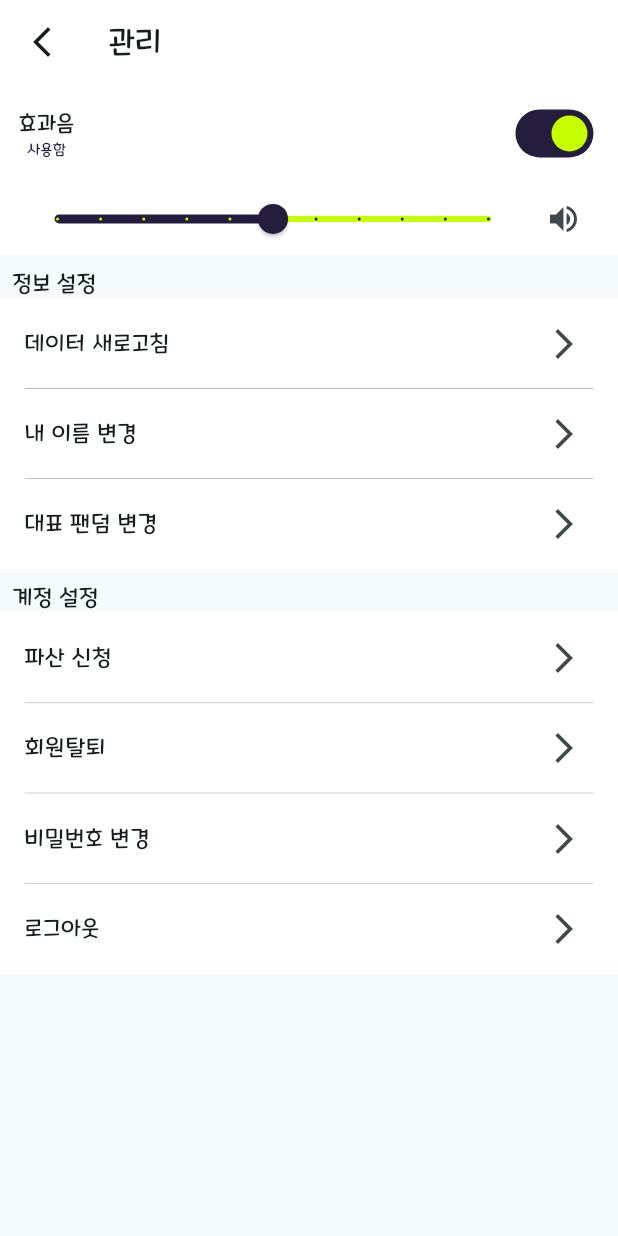
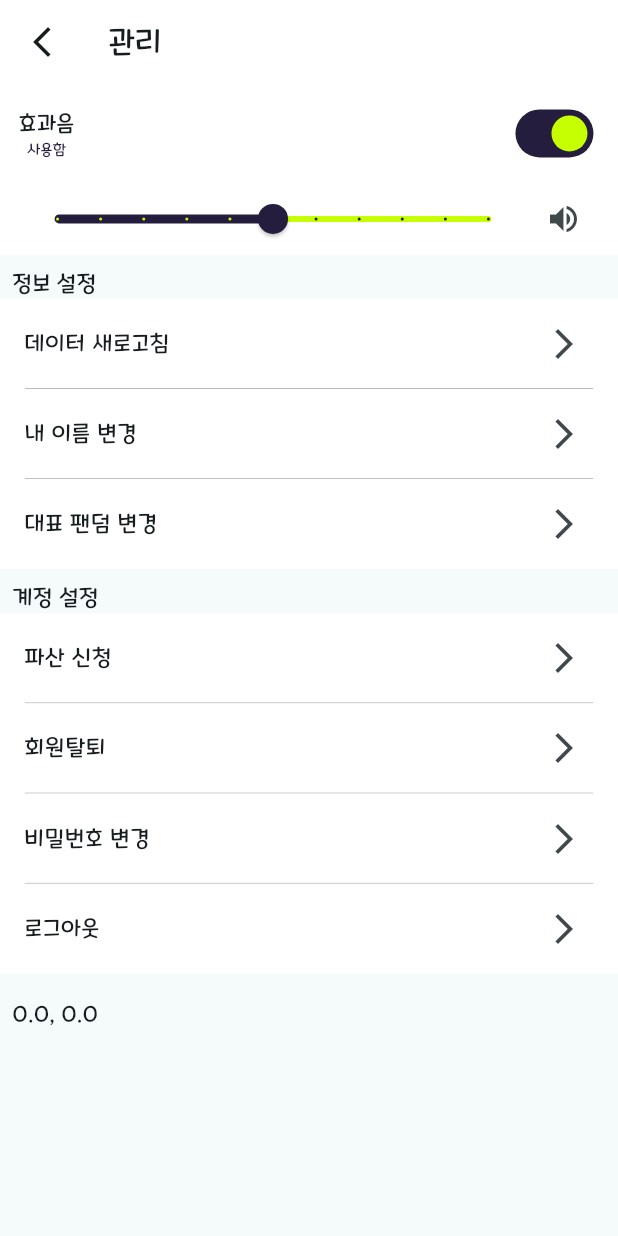
Before and after one commit to SseongWoo/SedolStock, a Flutter app: the SettingAppScreen screen opened directly, on a phone screen of 412 x 824 dp. Run offline on Flutter 3.47's test engine with Material 3 defaults, Android fonts, the phone set to English and light mode, and no system bars; our stand-ins replace auto_size_text, badges, fl_chart, flutter_dotenv, flutter_easyloading, flutter_secure_storage and 7 more; missing offline and left inert: desktop_window, horizontal_data_table, korean_profanity_filter, profanity_filter, store_redirect; accounts and stored records are empty; network calls fail.

Commit message:
Desktop update

```diff
--- a/lib/view/main/information/setting_app_screen.dart
+++ b/lib/view/main/information/setting_app_screen.dart
@@ -59,6 +59,8 @@ class SettingAppScreen extends StatelessWidget {
               ),
             ),
             SizedBox(height: screenSize.getHeightPerSize(1)),
+            _settingTitle(screenSize,
+                '${_viewModel.screenController.windowsMaxSize.height}, ${_viewModel.screenController.windowsMaxSize.width}'),
           ],
         ),
       ),
```
